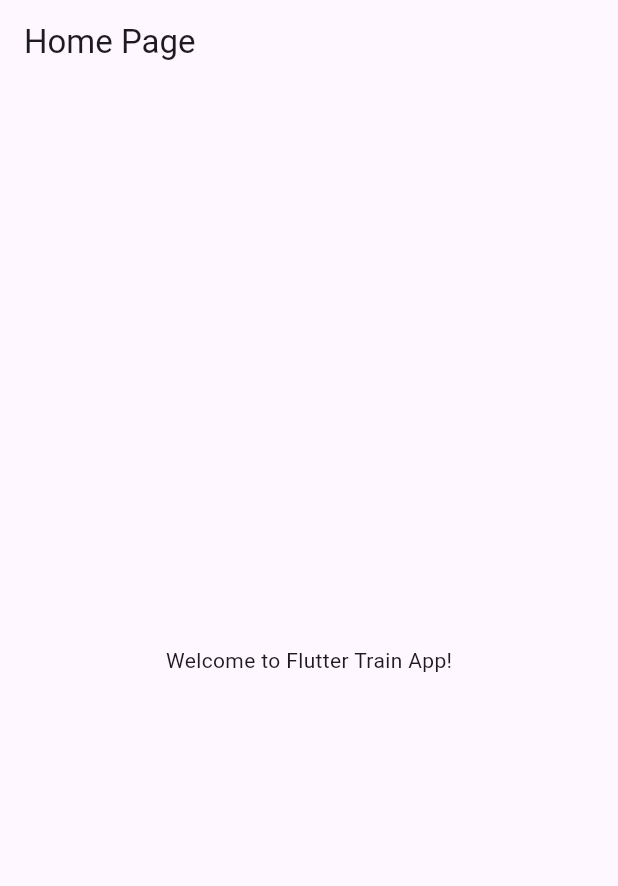
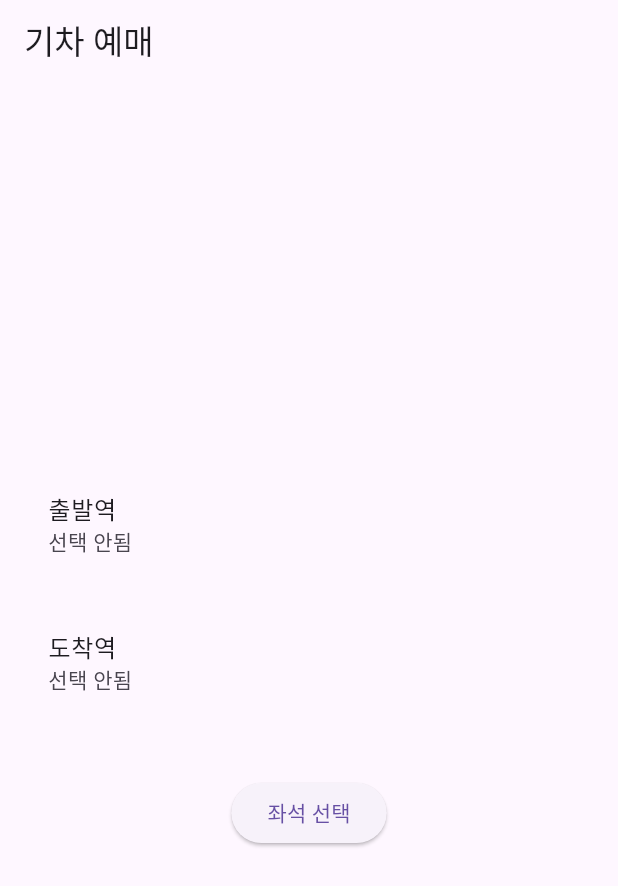
Before and after one commit to ysshimx2/flutter_train_app, a Flutter app: the screen it shows after launch, on a phone screen of 412 x 824 dp. Shown: the top 886 px of the screen. Run offline on Flutter 3.47's test engine with Material 3 defaults, Android fonts, the phone set to English and light mode, and no system bars.

Commit message:
StationListPage 일부 수정 및 HomePage UI 추가

```diff
--- a/lib/HomePage.dart
+++ b/lib/HomePage.dart
@@ -59,8 +59,34 @@ class _HomePageState extends State<HomePage> {
   @override
   Widget build(BuildContext context) {
     return Scaffold(
-      appBar: AppBar(title: Text("Home Page")),
-      body: Center(child: Text("Welcome to Flutter Train App!")),
+      appBar: AppBar(title: const Text("기차 예매")),
+      body: Padding(
+        padding: const EdgeInsets.all(16.0),
+        child: Column(
+          mainAxisAlignment: MainAxisAlignment.center,
+          children: [
+            // 출발역 선택
+            ListTile(
+              title: const Text('출발역'),
+              subtitle: Text(departureStation ?? '선택 안됨'),
+              onTap: () => _selectStation(true),
+            ),
+            const SizedBox(height: 20),
+            // 도착역 선택
+            ListTile(
+              title: const Text('도착역'),
+              subtitle: Text(arrivalStation ?? '선택 안됨'),
+              onTap: () => _selectStation(false),
+            ),
+            const SizedBox(height: 40),
+            // 좌석 선택 버튼
+            ElevatedButton(
+              onPressed: _goToSeatPage,
+              child: const Text('좌석 선택'),
+            ),
+          ],
+        ),
+      ),
     );
   }
 }
--- a/lib/StationListPage.dart
+++ b/lib/StationListPage.dart
@@ -30,7 +30,7 @@ class StationListPage extends StatelessWidget {
               style: const TextStyle(fontSize: 18, fontWeight: FontWeight.bold),
             ),
             onTap: () {
-              Navigator.pop(context, stations[index]);
+              Navigator.pop(context, stations[index]); // 역을 선택하고, 선택된 값 반환
             },
           );
         },
```
